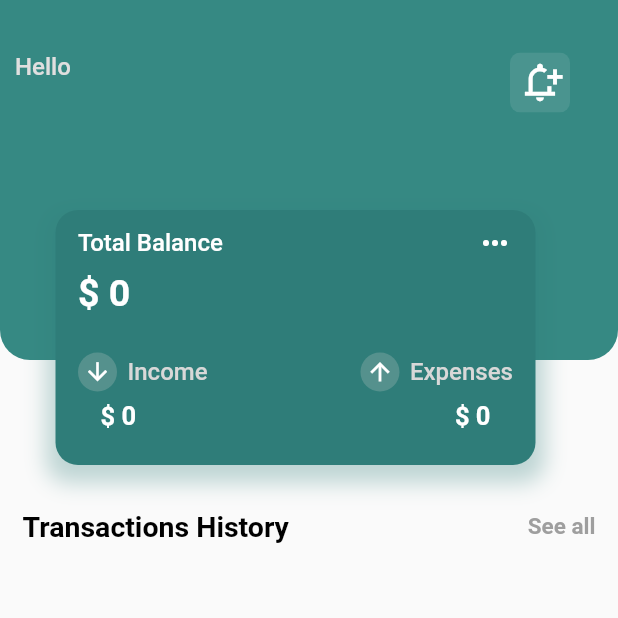
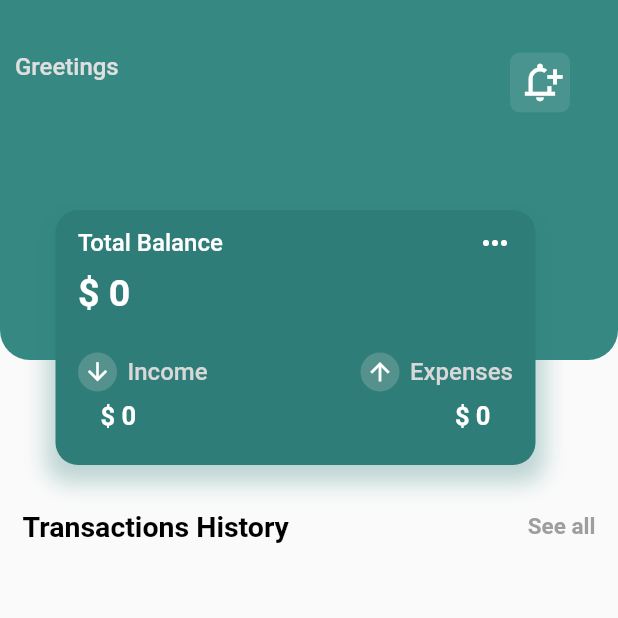
Before and after one commit to RAHUL-SINGARIA/TrackExp, a Flutter app: the screen it shows once a user with an empty profile is signed in, on a phone screen of 412 x 824 dp, the top half of it. Run offline on Flutter 3.47's test engine with Material 2 defaults, Android fonts, the phone set to English and light mode, and no system bars; our stand-ins replace cloud_firestore, firebase_auth, firebase_core, flutter_svg, google_sign_in, hive and 2 more; accounts and stored records are empty.

```diff
--- a/lib/Screens/home.dart
+++ b/lib/Screens/home.dart
@@ -169,7 +169,7 @@ class _HomeState extends State<Home> {
                       crossAxisAlignment: CrossAxisAlignment.start,
                       children: [
                         Text(
-                          'Hello',
+                          'Greetings',
                           style: TextStyle(
                             fontWeight: FontWeight.w500,
                             fontSize: 16,
```
